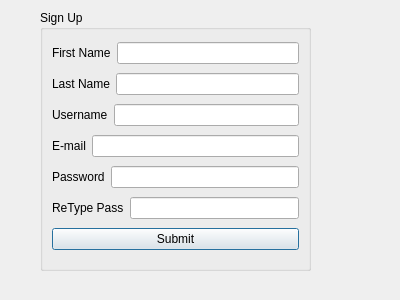
Qt form MainClientNew/signup.ui (r17v1/connect) before a commit.
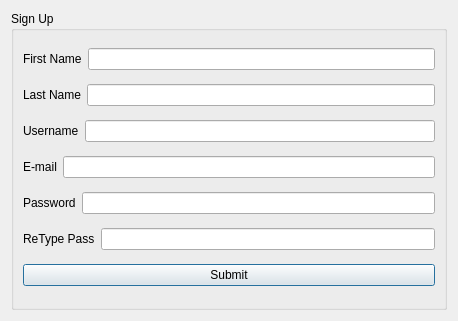
The same form after that commit.

Patch:
```diff
--- a/MainClientNew/signup.ui
+++ b/MainClientNew/signup.ui
@@ -6,22 +6,16 @@
    <rect>
     <x>0</x>
     <y>0</y>
-    <width>400</width>
-    <height>300</height>
+    <width>458</width>
+    <height>321</height>
    </rect>
   </property>
   <property name="windowTitle">
    <string>Dialog</string>
   </property>
+  <layout class="QHBoxLayout" name="horizontalLayout_7">
+   <item>
   <widget class="QGroupBox" name="groupBox">
-   <property name="geometry">
-    <rect>
-     <x>40</x>
-     <y>10</y>
-     <width>271</width>
-     <height>261</height>
-    </rect>
-   </property>
    <property name="title">
     <string>Sign Up</string>
    </property>
@@ -127,6 +121,8 @@
     </item>
    </layout>
   </widget>
+   </item>
+  </layout>
  </widget>
  <resources/>
  <connections/>
```
Lines whose indentation alone changed are shown as unchanged.
